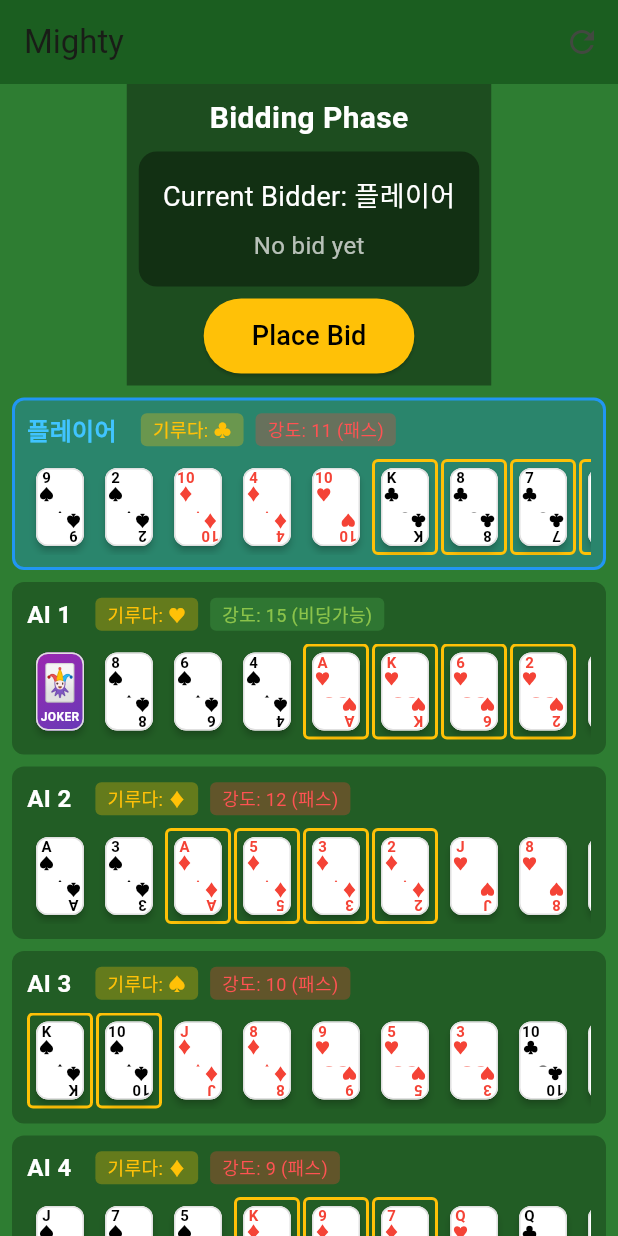
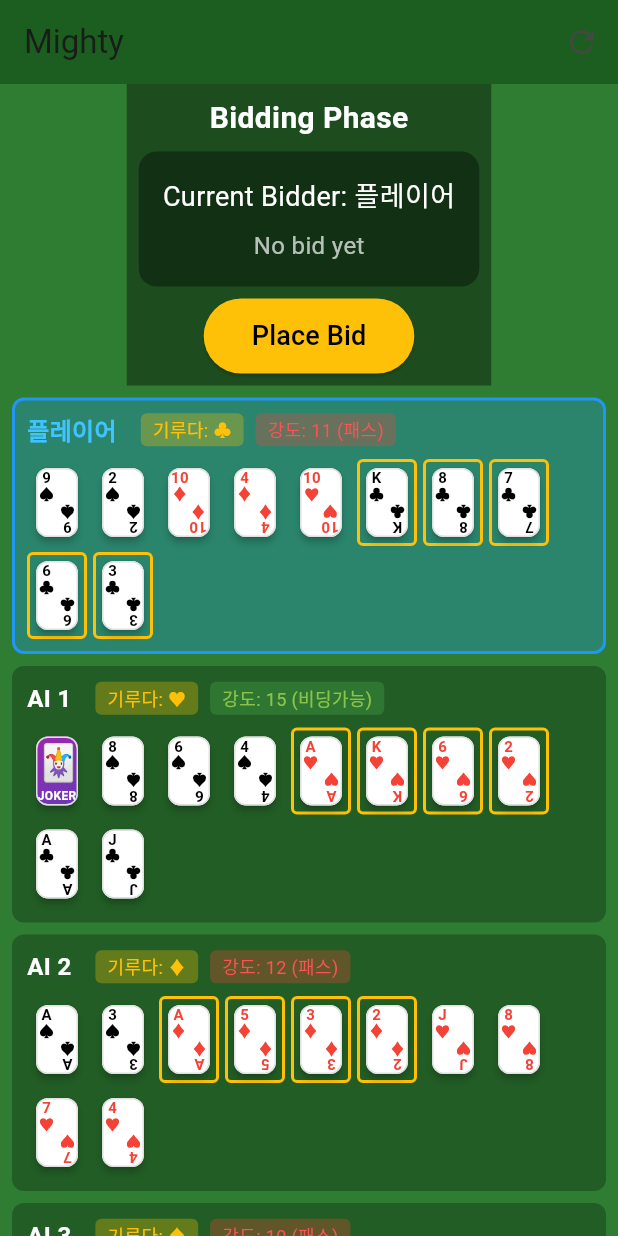
Before and after one commit to mhpark03/mighty, a Flutter app: the screen it shows after launch, after a tap on "Start Game", on a phone screen of 412 x 824 dp. Run offline on Flutter 3.47's test engine with Material 3 defaults, Android fonts, the phone set to English and light mode, and no system bars.

Commit message:
Fix bidding debug view: use Wrap layout to show all cards
- Changed from horizontal scroll Row to Wrap layout
- Cards now wrap to multiple lines if needed
- Reduced card size slightly (36x54) to fit more cards per row
- All 10 cards per player now visible

🤖 Generated with [Claude Code](https://claude.com/claude-code)

Co-Authored-By: Claude Opus 4.5 <noreply@anthropic.com>

```diff
--- a/lib/screens/game_screen.dart
+++ b/lib/screens/game_screen.dart
@@ -230,13 +230,12 @@ class _GameScreenState extends State<GameScreen> {
             ],
           ),
           const SizedBox(height: 8),
-          SingleChildScrollView(
-            scrollDirection: Axis.horizontal,
-            child: Row(
+          Wrap(
+            spacing: 4,
+            runSpacing: 4,
             children: [
               for (final card in sortedHand)
                 Container(
-                    margin: const EdgeInsets.only(right: 2),
                   decoration: BoxDecoration(
                     border: Border.all(
                       color: (bestSuit != null && card.suit == bestSuit)
@@ -248,12 +247,11 @@ class _GameScreenState extends State<GameScreen> {
                   ),
                   child: CardWidget(
                     card: card,
-                      width: 40,
-                      height: 60,
+                    width: 36,
+                    height: 54,
                   ),
                 ),
             ],
-            ),
           ),
         ],
       ),
```
Also changed, not shown: screen.png. Lines whose indentation alone changed are shown as unchanged.
